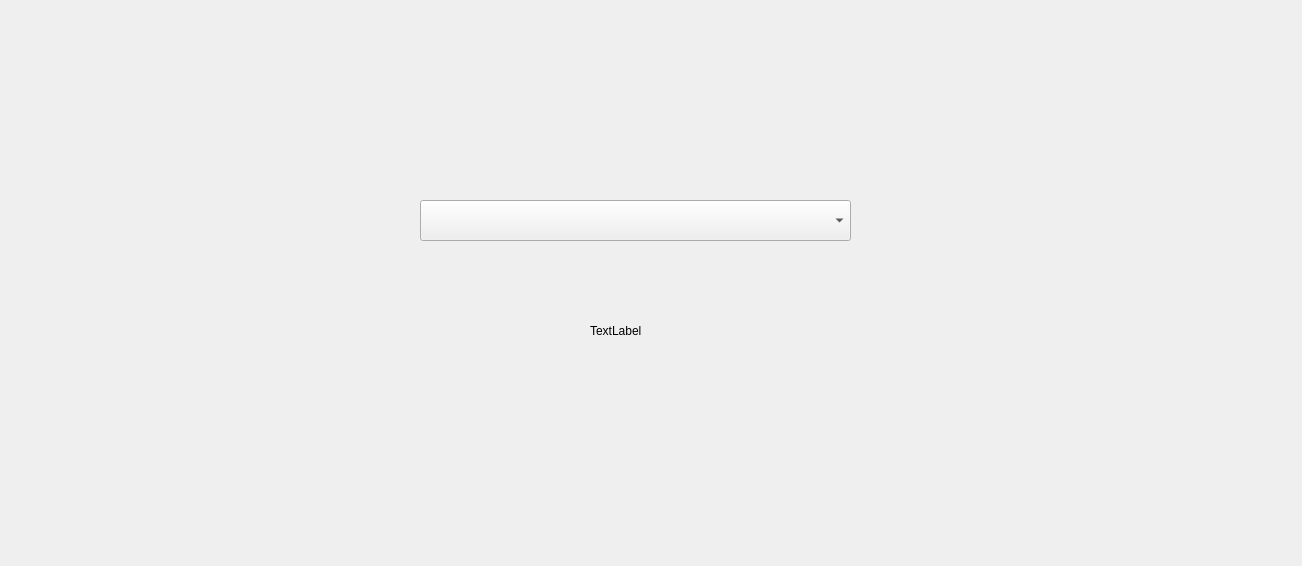
0Abdalla0/courseRegistration, file viewgrades.ui: the form before one commit.
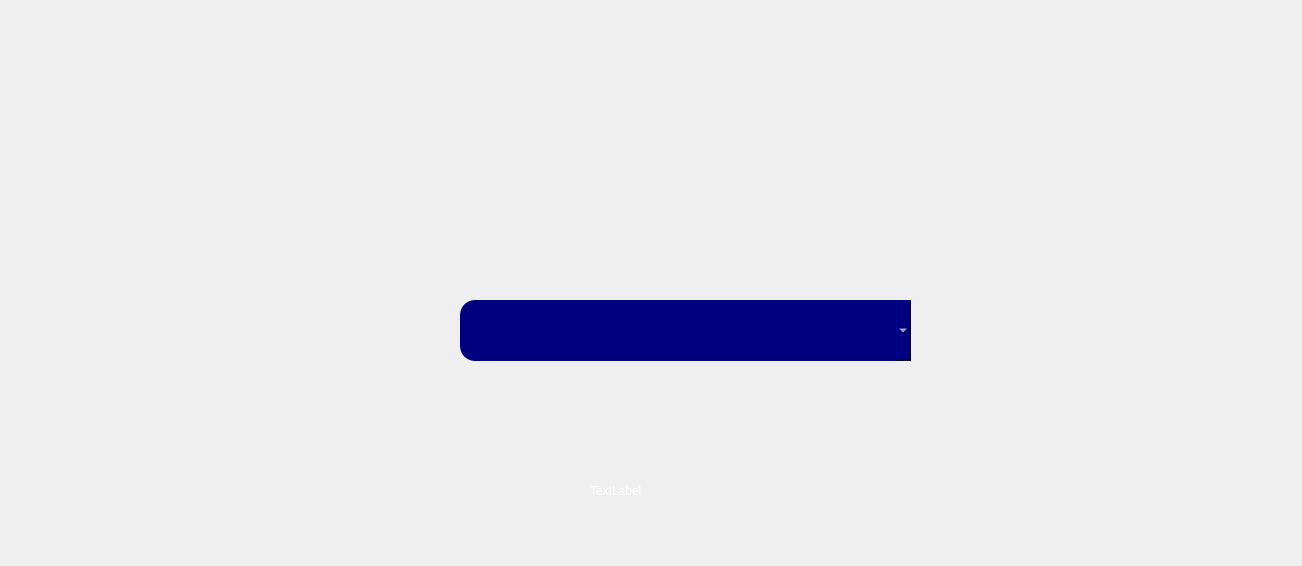
The form after the commit. Icons and pictures are not drawn.

What changed in the file:
```diff
--- a/viewgrades.ui
+++ b/viewgrades.ui
@@ -20,11 +20,15 @@
    <property name="geometry">
     <rect>
      <x>590</x>
-     <y>310</y>
-     <width>91</width>
+     <y>470</y>
+     <width>191</width>
      <height>41</height>
     </rect>
    </property>
+   <property name="styleSheet">
+    <string notr="true">font: 20pt &quot;Segoe UI&quot;;
+color:white;</string>
+   </property>
    <property name="text">
     <string>TextLabel</string>
    </property>
@@ -32,12 +36,19 @@
   <widget class="QComboBox" name="comboBox">
    <property name="geometry">
     <rect>
-     <x>420</x>
-     <y>200</y>
-     <width>431</width>
-     <height>41</height>
+     <x>460</x>
+     <y>300</y>
+     <width>451</width>
+     <height>61</height>
     </rect>
    </property>
+   <property name="styleSheet">
+    <string notr="true">background-color: rgb(0, 0, 127);
+background-image: url(:/imgs/images/blue.jpg);
+border-radius: 15%;
+color:white;
+font: 22pt &quot;Segoe UI&quot;;</string>
+   </property>
   </widget>
  </widget>
  <resources/>
```
Left out of the diff: 2 changed lines with no effect on the pictures.
